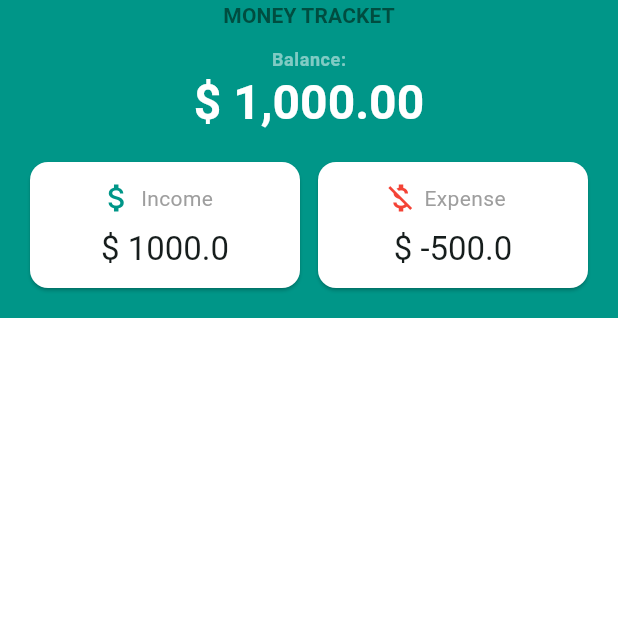
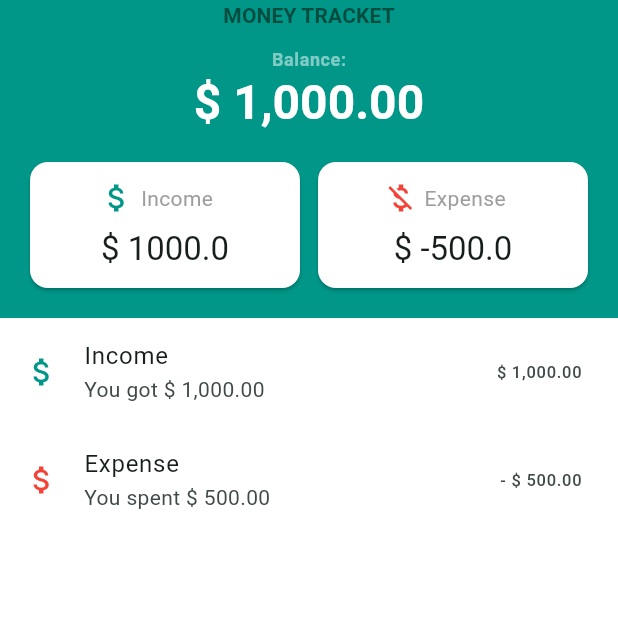
Before and after one commit to EduardoCastillo87/money_tracker, a Flutter app: the screen it shows after launch, on a phone screen of 412 x 824 dp, the top half of it. Run offline on Flutter 3.47's test engine with Material 3 defaults, Android fonts, the phone set to English and light mode, and no system bars.

Commit message:
add trasaction list widget ListTile Income and Expense

```diff
--- a/lib/view/components/transaction_list.dart
+++ b/lib/view/components/transaction_list.dart
@@ -6,7 +6,25 @@ class Transactions_list extends StatelessWidget {
   @override
   Widget build(BuildContext context) {
     return Expanded(
-      child: Container(decoration: BoxDecoration(color: Colors.white)),
+      child: Container(
+        decoration: BoxDecoration(color: Colors.white),
+        child: ListView(
+          children: [
+            ListTile(
+              leading: const Icon(Icons.attach_money, color: Colors.teal),
+              title: const Text('Income'),
+              subtitle: const Text('You got \$ 1,000.00'),
+              trailing: const Text('\$ 1,000.00'),
+            ),
+            ListTile(
+              leading: const Icon(Icons.attach_money, color: Colors.red),
+              title: const Text('Expense'),
+              subtitle: const Text('You spent \$ 500.00'),
+              trailing: const Text('- \$ 500.00'),
+            ),
+          ],
+        ),
+      ),
     );
   }
 }
```
